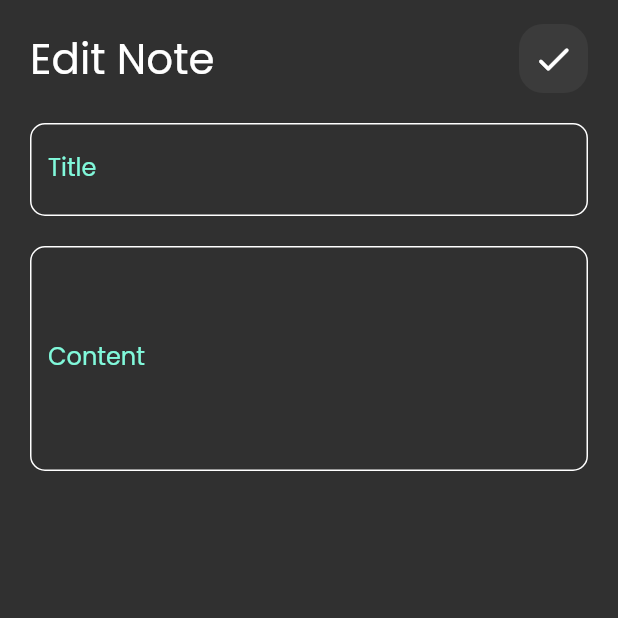
After one commit to Santos1012/Notes_App, a Flutter app: the screen it shows after launch, after a tap on "Flutter tips", on a phone screen of 412 x 824 dp, the top half of it. The commit adds this screen. Run offline on Flutter 3.47's test engine with Material 2 defaults, Android fonts, the phone set to English and light mode, and no system bars; our stand-ins replace font_awesome_flutter.

Commit message:
build editNoteViewUi,refactor customWidget to ruse

```diff
--- /dev/null
+++ b/lib/views/edit_note_view.dart
@@ -0,0 +1,13 @@
+import 'package:flutter/material.dart';
+import 'package:tharwat_notes_app/views/widgets/edit_note_view_body_widget.dart';
+
+class EditNoteView extends StatelessWidget {
+  const EditNoteView({super.key});
+
+  @override
+  Widget build(BuildContext context) {
+    return const Scaffold(
+      body: EditNoteViewBody(),
+    );
+  }
+}
--- a/lib/views/notes_view.dart
+++ b/lib/views/notes_view.dart
@@ -1,6 +1,6 @@
 import 'package:flutter/material.dart';
 import 'package:tharwat_notes_app/views/widgets/add_note_bottom_sheet_body.dart';
-import 'package:tharwat_notes_app/views/widgets/notes_view_body.dart';
+import 'package:tharwat_notes_app/views/widgets/notes_view_body_widget.dart';
 
 class NotesView extends StatelessWidget {
   const NotesView({super.key});
--- a/lib/views/widgets/custom_app_bar.dart
+++ b/lib/views/widgets/custom_app_bar_widget.dart
@@ -2,18 +2,22 @@ import 'package:flutter/material.dart';
 import 'package:tharwat_notes_app/views/widgets/custom_search_icon_widget.dart';
 
 class CustomAppBar extends StatelessWidget {
-  const CustomAppBar({super.key});
+  final String title;
+  final IconData icon;
 
+  const CustomAppBar({super.key, required this.title, required this.icon});
   @override
   Widget build(BuildContext context) {
-    return const Row(
+    return Row(
       mainAxisAlignment: MainAxisAlignment.spaceBetween,
       children: [
         Text(
-          "Notes",
-          style: TextStyle(fontSize: 28),
+          title,
+          style: const TextStyle(fontSize: 28),
         ),
-        CustomSearchIcon(),
+         CustomIconButton(
+          icon: icon,
+        ),
       ],
     );
   }
--- a/lib/views/widgets/custom_note_tile_item_widget.dart
+++ b/lib/views/widgets/custom_note_tile_item_widget.dart
@@ -1,12 +1,22 @@
 import 'package:flutter/material.dart';
 import 'package:font_awesome_flutter/font_awesome_flutter.dart';
+import 'package:tharwat_notes_app/views/edit_note_view.dart';
 
 class NoteTileItem extends StatelessWidget {
   const NoteTileItem({super.key});
 
+
   @override
   Widget build(BuildContext context) {
-    return Container(
+    return GestureDetector(
+      onTap: (){
+        Navigator.of(context).push(
+              MaterialPageRoute(
+                builder: (context) => const EditNoteView(),
+              ),
+            );
+      },
+      child: Container(
         padding: const EdgeInsets.only(
           top: 24,
           bottom: 24,
@@ -44,7 +54,6 @@ class NoteTileItem extends StatelessWidget {
                 icon: const Icon(
                   FontAwesomeIcons.trash,
                   color: Colors.black,
-
                   size: 24,
                 ),
               ),
@@ -61,6 +70,7 @@ class NoteTileItem extends StatelessWidget {
             ),
           ],
         ),
+      ),
     );
   }
 }
--- a/lib/views/widgets/custom_search_icon_widget.dart
+++ b/lib/views/widgets/custom_search_icon_widget.dart
@@ -1,9 +1,9 @@
 import 'package:flutter/material.dart';
 
-class CustomSearchIcon extends StatelessWidget {
-  const CustomSearchIcon({
-    super.key,
-  });
+class CustomIconButton extends StatelessWidget {
+  final IconData icon;
+
+  const CustomIconButton({super.key, required this.icon});
 
   @override
   Widget build(BuildContext context) {
@@ -14,9 +14,9 @@ class CustomSearchIcon extends StatelessWidget {
         borderRadius: BorderRadius.circular(16),
         color: Colors.white.withOpacity(0.05),
       ),
-      child: const Center(
+      child:  Center(
         child: Icon(
-          Icons.search,
+         icon,
           size: 28,
         ),
       ),
--- /dev/null
+++ b/lib/views/widgets/edit_note_view_body_widget.dart
@@ -0,0 +1,31 @@
+import 'package:flutter/material.dart';
+import 'package:tharwat_notes_app/views/widgets/custom_app_bar_widget.dart';
+import 'package:tharwat_notes_app/views/widgets/custom_text_feild_widget.dart';
+import 'package:tharwat_notes_app/views/widgets/edit_notes_text_feilds_widget.dart';
+
+class EditNoteViewBody extends StatelessWidget {
+  const EditNoteViewBody({super.key});
+
+  @override
+  Widget build(BuildContext context) {
+    return const SafeArea(
+      child: Padding(
+        padding: EdgeInsets.symmetric(horizontal: 20.0, vertical: 16),
+        child: Column(
+          children: [
+            CustomAppBar(
+              title: "Edit Note",
+              icon: Icons.done_rounded,
+            ),
+            SizedBox(
+              height: 20,
+            ),
+            EditNotesTextFeilds()
+          ],
+        ),
+      ),
+    );
+
+
+  }
+}
--- /dev/null
+++ b/lib/views/widgets/edit_notes_text_feilds_widget.dart
@@ -0,0 +1,25 @@
+import 'package:flutter/material.dart';
+import 'package:tharwat_notes_app/views/widgets/custom_text_feild_widget.dart';
+
+class EditNotesTextFeilds extends StatelessWidget {
+  const EditNotesTextFeilds({super.key});
+
+  @override
+  Widget build(BuildContext context) {
+    return  const Column(
+      mainAxisSize: MainAxisSize.min,
+      children: [
+        CustomTextFeild(
+          labelText: "Title",
+        ),
+        SizedBox(
+          height: 20,
+        ),
+        CustomTextFeild(
+          labelText: "Content",
+          maxLines: 5,
+        ),
+      ],
+    );
+  }
+}
--- a/lib/views/widgets/notes_view_body.dart
+++ b/lib/views/widgets/notes_view_body_widget.dart
@@ -1,5 +1,5 @@
 import 'package:flutter/material.dart';
-import 'package:tharwat_notes_app/views/widgets/custom_app_bar.dart';
+import 'package:tharwat_notes_app/views/widgets/custom_app_bar_widget.dart';
 import 'package:tharwat_notes_app/views/widgets/custom_notes_list_view_widget.dart';
 
 class NotesViewBody extends StatelessWidget {
@@ -7,12 +7,12 @@ class NotesViewBody extends StatelessWidget {
 
   @override
   Widget build(BuildContext context) {
-    return const Padding(
+    return const SafeArea(
+      child: Padding(
       padding: EdgeInsets.symmetric(horizontal: 20.0, vertical: 16),
-      child: SafeArea(
         child: Column(
           children: [
-            CustomAppBar(),
+            CustomAppBar(title: "Notes",icon: Icons.search,),
             SizedBox(height: 20,),
             Expanded(child: CustomNotesListView()),
           ],
```
Lines whose indentation alone changed are shown as unchanged.
